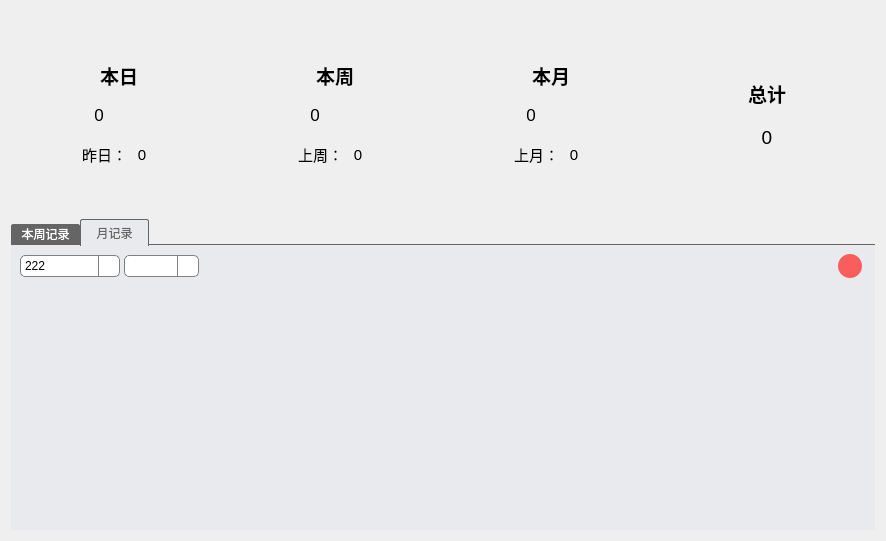
Qt form gui/statisWidget.ui (WatsonJay/tomato_farm) before a commit.
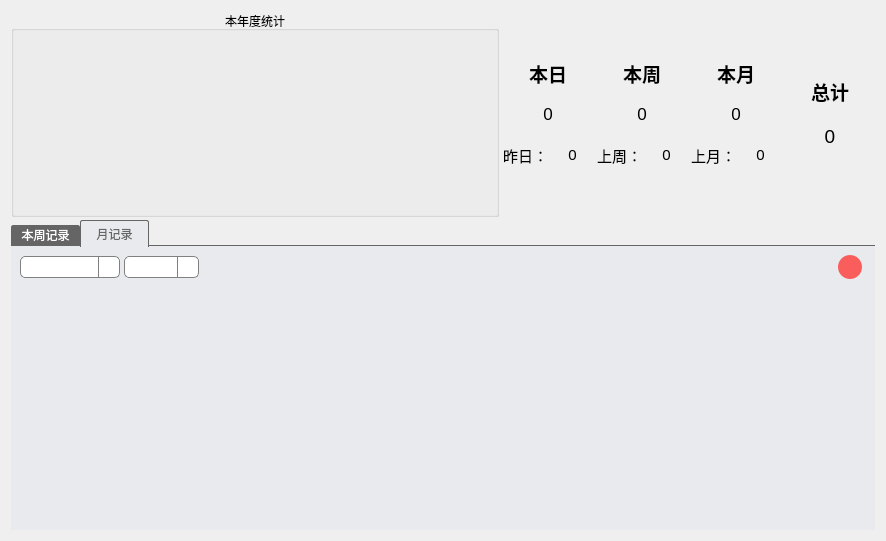
The same form after that commit. The open tabs and pages were chosen to show the change. Icons and pictures are not drawn.

```diff
--- a/gui/statisWidget.ui
+++ b/gui/statisWidget.ui
@@ -15,15 +15,47 @@
   </property>
   <layout class="QVBoxLayout" name="verticalLayout_5" stretch="4,6">
    <property name="spacing">
-    <number>0</number>
+    <number>3</number>
    </property>
    <item>
-    <layout class="QHBoxLayout" name="horizontalLayout" stretch="4,6">
+    <layout class="QHBoxLayout" name="horizontalLayout" stretch="5,3">
      <property name="spacing">
-      <number>0</number>
+      <number>4</number>
      </property>
      <item>
-      <layout class="QHBoxLayout" name="todayChartLayout"/>
+      <widget class="QGroupBox" name="groupBox">
+       <property name="font">
+        <font>
+         <family>Microsoft YaHei UI</family>
+        </font>
+       </property>
+       <property name="title">
+        <string>本年度统计</string>
+       </property>
+       <property name="alignment">
+        <set>Qt::AlignHCenter|Qt::AlignTop</set>
+       </property>
+       <property name="flat">
+        <bool>true</bool>
+       </property>
+       <layout class="QVBoxLayout" name="verticalLayout_8">
+        <property name="spacing">
+         <number>0</number>
+        </property>
+        <property name="leftMargin">
+         <number>0</number>
+        </property>
+        <property name="topMargin">
+         <number>0</number>
+        </property>
+        <property name="rightMargin">
+         <number>0</number>
+        </property>
+        <property name="bottomMargin">
+         <number>0</number>
+        </property>
+       </layout>
+      </widget>
      </item>
      <item>
       <layout class="QHBoxLayout" name="horizontalLayout_3" stretch="1,1,1,1">
@@ -88,13 +120,13 @@
             <widget class="QLabel" name="todayLabel">
              <property name="minimumSize">
               <size>
-               <width>40</width>
+               <width>30</width>
                <height>0</height>
               </size>
              </property>
              <property name="maximumSize">
               <size>
-               <width>40</width>
+               <width>30</width>
                <height>16777215</height>
               </size>
              </property>
@@ -135,19 +167,6 @@
          </item>
          <item>
           <layout class="QHBoxLayout" name="horizontalLayout_4">
-           <item>
-            <spacer name="horizontalSpacer_5">
-             <property name="orientation">
-              <enum>Qt::Horizontal</enum>
-             </property>
-             <property name="sizeHint" stdset="0">
-              <size>
-               <width>40</width>
-               <height>20</height>
-              </size>
-             </property>
-            </spacer>
-           </item>
            <item>
             <widget class="QLabel" name="label_10">
              <property name="font">
@@ -168,7 +187,7 @@
             <widget class="QLabel" name="lastDayLabel">
              <property name="minimumSize">
               <size>
-               <width>30</width>
+               <width>20</width>
                <height>0</height>
               </size>
              </property>
@@ -186,19 +205,6 @@
              </property>
             </widget>
            </item>
-           <item>
-            <spacer name="horizontalSpacer_6">
-             <property name="orientation">
-              <enum>Qt::Horizontal</enum>
-             </property>
-             <property name="sizeHint" stdset="0">
-              <size>
-               <width>40</width>
-               <height>20</height>
-              </size>
-             </property>
-            </spacer>
-           </item>
           </layout>
          </item>
          <item>
@@ -280,13 +286,13 @@
             <widget class="QLabel" name="weekLabel">
              <property name="minimumSize">
               <size>
-               <width>40</width>
+               <width>30</width>
                <height>0</height>
               </size>
              </property>
              <property name="maximumSize">
               <size>
-               <width>40</width>
+               <width>30</width>
                <height>16777215</height>
               </size>
              </property>
@@ -327,19 +333,6 @@
          </item>
          <item>
           <layout class="QHBoxLayout" name="horizontalLayout_6">
-           <item>
-            <spacer name="horizontalSpacer_7">
-             <property name="orientation">
-              <enum>Qt::Horizontal</enum>
-             </property>
-             <property name="sizeHint" stdset="0">
-              <size>
-               <width>40</width>
-               <height>20</height>
-              </size>
-             </property>
-            </spacer>
-           </item>
            <item>
             <widget class="QLabel" name="label_12">
              <property name="font">
@@ -360,7 +353,7 @@
             <widget class="QLabel" name="lastWeekLabel">
              <property name="minimumSize">
               <size>
-               <width>30</width>
+               <width>20</width>
                <height>0</height>
               </size>
              </property>
@@ -378,19 +371,6 @@
              </property>
             </widget>
            </item>
-           <item>
-            <spacer name="horizontalSpacer_8">
-             <property name="orientation">
-              <enum>Qt::Horizontal</enum>
-             </property>
-             <property name="sizeHint" stdset="0">
-              <size>
-               <width>40</width>
-               <height>20</height>
-              </size>
-             </property>
-            </spacer>
-           </item>
           </layout>
          </item>
          <item>
@@ -431,6 +411,18 @@
          </item>
          <item>
           <widget class="QLabel" name="label_2">
+           <property name="minimumSize">
+            <size>
+             <width>90</width>
+             <height>0</height>
+            </size>
+           </property>
+           <property name="maximumSize">
+            <size>
+             <width>90</width>
+             <height>16777215</height>
+            </size>
+           </property>
            <property name="font">
             <font>
              <family>Microsoft YaHei UI</family>
@@ -472,7 +464,7 @@
             <widget class="QLabel" name="monthLabel">
              <property name="minimumSize">
               <size>
-               <width>40</width>
+               <width>30</width>
                <height>0</height>
               </size>
              </property>
@@ -519,19 +511,6 @@
          </item>
          <item>
           <layout class="QHBoxLayout" name="horizontalLayout_8">
-           <item>
-            <spacer name="horizontalSpacer_9">
-             <property name="orientation">
-              <enum>Qt::Horizontal</enum>
-             </property>
-             <property name="sizeHint" stdset="0">
-              <size>
-               <width>40</width>
-               <height>20</height>
-              </size>
-             </property>
-            </spacer>
-           </item>
            <item>
             <widget class="QLabel" name="label_13">
              <property name="maximumSize">
@@ -558,7 +537,7 @@
             <widget class="QLabel" name="lastMonthLabel">
              <property name="minimumSize">
               <size>
-               <width>30</width>
+               <width>20</width>
                <height>0</height>
               </size>
              </property>
@@ -576,19 +555,6 @@
              </property>
             </widget>
            </item>
-           <item>
-            <spacer name="horizontalSpacer_10">
-             <property name="orientation">
-              <enum>Qt::Horizontal</enum>
-             </property>
-             <property name="sizeHint" stdset="0">
-              <size>
-               <width>40</width>
-               <height>20</height>
-              </size>
-             </property>
-            </spacer>
-           </item>
           </layout>
          </item>
          <item>
@@ -649,7 +615,7 @@
           <widget class="QLabel" name="totalLabel">
            <property name="minimumSize">
             <size>
-             <width>120</width>
+             <width>90</width>
              <height>0</height>
             </size>
            </property>
@@ -887,11 +853,6 @@
                <pointsize>9</pointsize>
               </font>
              </property>
-             <item>
-              <property name="text">
-               <string>222</string>
-              </property>
-             </item>
             </widget>
            </item>
            <item>
```
